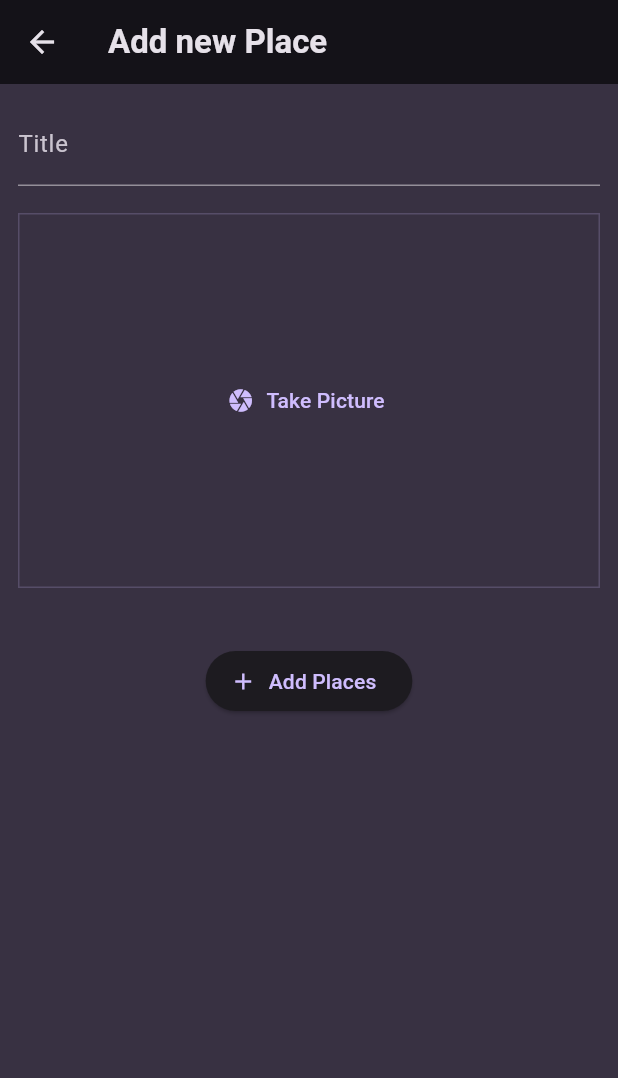
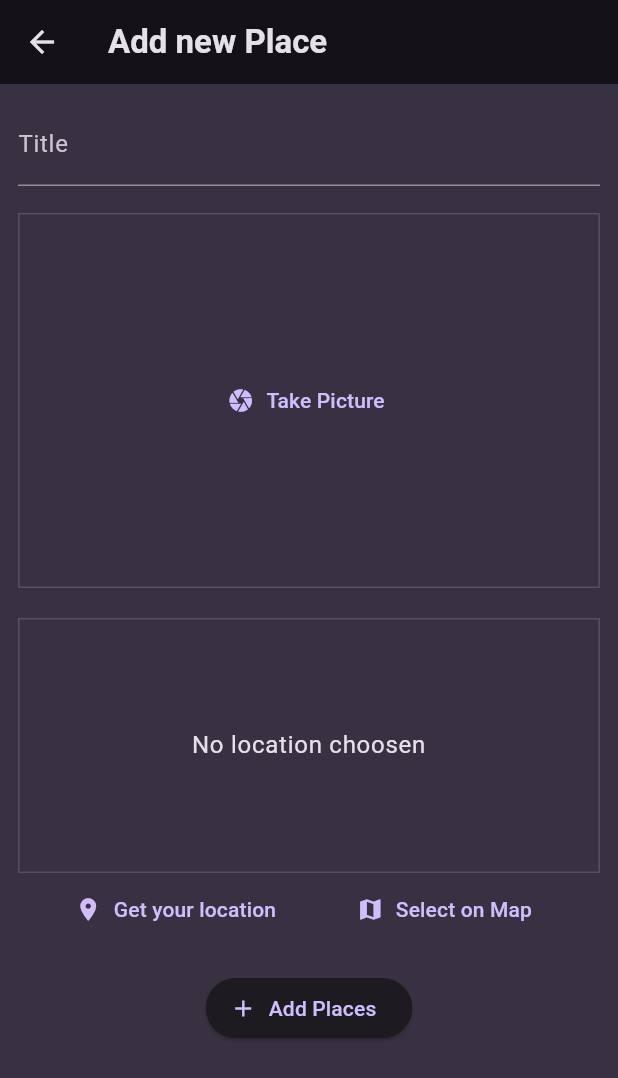
Before and after one commit to Sandipshrestha1/favorite_places, a Flutter app: the AddPlaceScreen screen opened directly, on a phone screen of 412 x 824 dp. Shown: the top 1078 px of the screen. Run offline on Flutter 3.47's test engine with Material 3 defaults, Android fonts, the phone set to English and light mode, and no system bars; our stand-ins replace flutter_riverpod, google_fonts, image_picker, location.

Commit message:
outputting the location data

```diff
--- a/lib/providers/user_places.dart
+++ b/lib/providers/user_places.dart
@@ -5,8 +5,8 @@ import 'dart:io';
 class UserPlacesNotifier extends StateNotifier<List<Place>> {
   UserPlacesNotifier() : super(const []);
 
-  void addPlace(String title, File image) {
-    final newPlace = Place(title: title, image: image);
+  void addPlace(String title, File image, PlaceLocation location) {
+    final newPlace = Place(title: title, image: image, location: location);
     state = [newPlace, ...state];
   }
 }
--- a/lib/screens/add_place.dart
+++ b/lib/screens/add_place.dart
@@ -1,5 +1,7 @@
+import 'package:favorite_places/models/place.dart';
 import 'package:favorite_places/providers/user_places.dart';
 import 'package:favorite_places/widgets/image_input.dart';
+import 'package:favorite_places/widgets/location_input.dart';
 import 'package:flutter/material.dart';
 import 'package:flutter_riverpod/flutter_riverpod.dart';
 
@@ -17,16 +19,19 @@ class AddPlaceScreen extends ConsumerStatefulWidget {
 class _AddPlaceScreenState extends ConsumerState<AddPlaceScreen> {
   final _titleController = TextEditingController();
   File? _selectedImage;
+  PlaceLocation? _selectedLocation;
   void _savePlace() {
     final enteredText = _titleController.text;
 
-    if (enteredText.isEmpty || _selectedImage == null) {
+    if (enteredText.isEmpty ||
+        _selectedImage == null ||
+        _selectedLocation == null) {
       return;
     }
 
     ref
         .read(userPlacesProvider.notifier)
-        .addPlace(enteredText, _selectedImage!);
+        .addPlace(enteredText, _selectedImage!, _selectedLocation!);
     Navigator.of(context).pop();
   }
 
@@ -61,7 +66,9 @@ class _AddPlaceScreenState extends ConsumerState<AddPlaceScreen> {
                 },
               ),
               const SizedBox(height: 20),
-              // const LocationInput(),
+              LocationInput(onSelectLocation: (location) {
+                _selectedLocation = location;
+              }),
               const SizedBox(height: 18),
               ElevatedButton.icon(
                 onPressed: _savePlace,
--- a/lib/widgets/location_input.dart
+++ b/lib/widgets/location_input.dart
@@ -6,7 +6,9 @@ import 'package:location/location.dart';
 import 'package:http/http.dart' as http;
 
 class LocationInput extends StatefulWidget {
-  const LocationInput({super.key});
+  const LocationInput({super.key, required this.onSelectLocation});
+
+  final void Function(PlaceLocation location) onSelectLocation;
 
   @override
   State<LocationInput> createState() {
@@ -20,10 +22,13 @@ class _LocationInputState extends State<LocationInput> {
   var _isGettingLocation = false;
 
   String get locationImage {
-    return 'https://maps.googleapis.com/maps/api/staticmap?center=Brooklyn+Bridge,New+York,NY&zoom=13&size=600x300&maptype=roadmap
-&markers=color:blue%7Clabel:S%7C40.702147,-74.015794&markers=color:green%7Clabel:G%7C40.711614,-74.012318
-&markers=color:red%7Clabel:C%7C40.718217,-73.998284
-&key=YOUR_API_KEY&signature=YOUR_SIGNATURE';
+    if (_pickedLocation == null) {
+      return '';
+    }
+    final lat = _pickedLocation!.latitude;
+    final lng = _pickedLocation!.longitude;
+
+    return "https://maps.googleapis.com/maps/api/staticmap?center$lat,$lng=&zoom=16&size=600x300&maptype=roadmap&markers=color:red%7Clabel:A%7C$lat,$lng&markers=color:green%7Clabel:G%7C40.711614,-74.012318&markers=color:red%7Clabel:C%7C40.718217,-73.998284&key=YOUR_API_KEY&signature=YOUR_SIGNATURE";
   }
 
   void getCurrentLocation() async {
@@ -75,6 +80,8 @@ class _LocationInputState extends State<LocationInput> {
     });
     print(locationData.latitude);
     print(locationData.longitude);
+
+    widget.onSelectLocation(_pickedLocation!);
   }
 
   @override
@@ -86,6 +93,15 @@ class _LocationInputState extends State<LocationInput> {
             color: Theme.of(context).colorScheme.onBackground,
           ),
     );
+
+    if (_pickedLocation != null) {
+      previewContent = Image.network(
+        locationImage,
+        fit: BoxFit.cover,
+        width: double.infinity,
+        height: double.infinity,
+      );
+    }
 
     if (_isGettingLocation) {
       previewContent = const CircularProgressIndicator();
```
